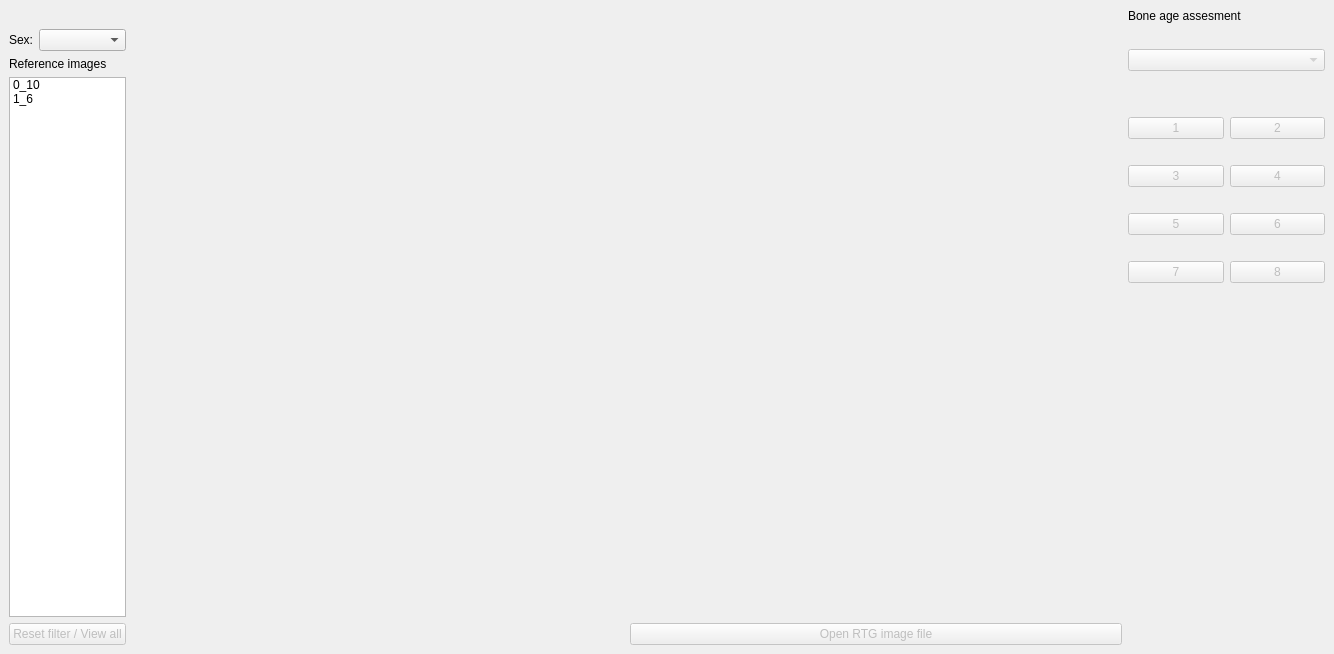
Old version of the form mainwindow.ui in the repository frenzymadness/BiologicalAge.
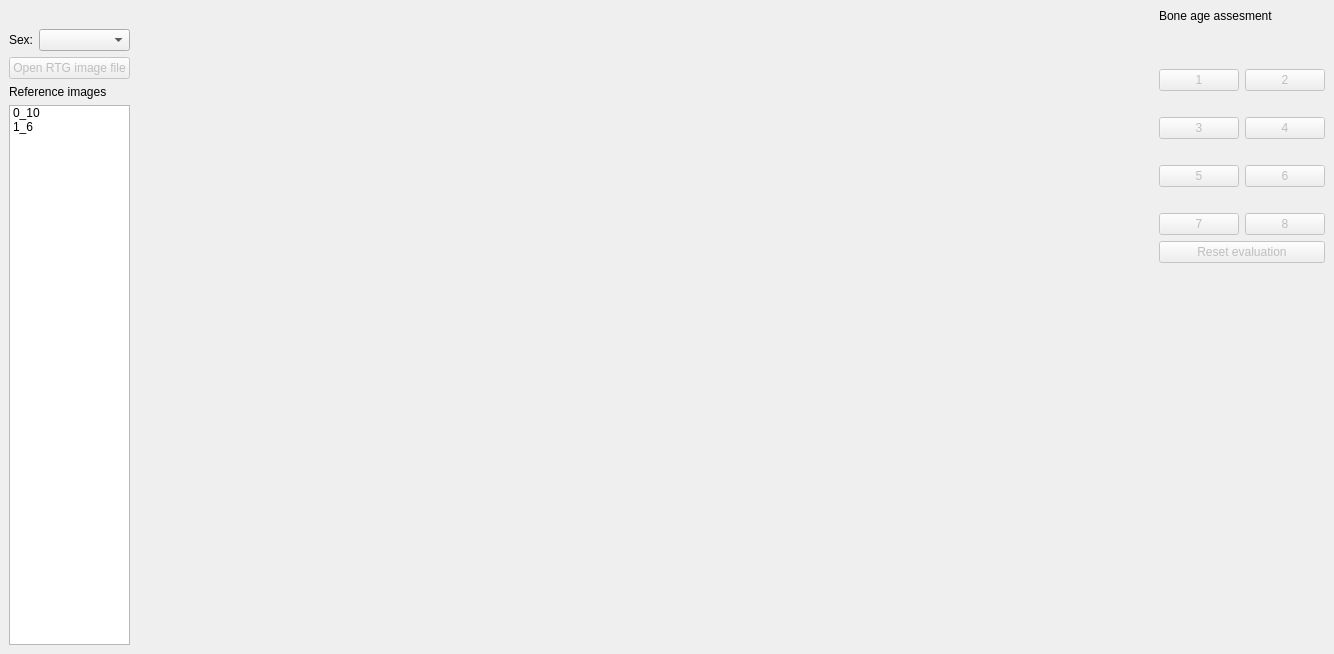
New version of the form. Icons and pictures are not drawn.

Commit message: Refractoring: Open file button moved All questions answered by buttons in grid No more disable all inputs function

Patch:
```diff
--- a/mainwindow.ui
+++ b/mainwindow.ui
@@ -20,7 +20,7 @@
      <verstretch>0</verstretch>
     </sizepolicy>
    </property>
-   <layout class="QHBoxLayout" name="horizontalLayout_2" stretch="1,5,5,2">
+   <layout class="QHBoxLayout" name="horizontalLayout_2" stretch="1,5,5,1">
     <item>
      <layout class="QVBoxLayout" name="verticalLayout_2">
       <item>
@@ -66,6 +66,16 @@
       </item>
       <item>
        <layout class="QVBoxLayout" name="verticalLayout">
+        <item>
+         <widget class="QPushButton" name="openFileButton">
+          <property name="enabled">
+           <bool>false</bool>
+          </property>
+          <property name="text">
+           <string>Open RTG image file</string>
+          </property>
+         </widget>
+        </item>
         <item>
          <widget class="QLabel" name="reflabel">
           <property name="text">
@@ -87,16 +97,6 @@
           </item>
          </widget>
         </item>
-        <item>
-         <widget class="QPushButton" name="resetFilter">
-          <property name="enabled">
-           <bool>false</bool>
-          </property>
-          <property name="text">
-           <string>Reset filter / View all</string>
-          </property>
-         </widget>
-        </item>
        </layout>
       </item>
      </layout>
@@ -115,25 +115,11 @@
      </widget>
     </item>
     <item>
-     <layout class="QVBoxLayout" name="verticalLayout_3">
-      <item>
-       <widget class="QLabel" name="rtgImgLabel">
-        <property name="text">
-         <string/>
-        </property>
-       </widget>
-      </item>
-      <item>
-       <widget class="QPushButton" name="openFileButton">
-        <property name="enabled">
-         <bool>false</bool>
-        </property>
-        <property name="text">
-         <string>Open RTG image file</string>
-        </property>
-       </widget>
-      </item>
-     </layout>
+     <widget class="QLabel" name="rtgImgLabel">
+      <property name="text">
+       <string/>
+      </property>
+     </widget>
     </item>
     <item>
      <layout class="QVBoxLayout" name="verticalLayout_4">
@@ -145,67 +131,7 @@
        </widget>
       </item>
       <item>
-       <widget class="QLabel" name="numberQuestion">
-        <property name="enabled">
-         <bool>true</bool>
-        </property>
-        <property name="text">
-         <string/>
-        </property>
-       </widget>
-      </item>
-      <item>
-       <widget class="QComboBox" name="numberQuestionCombo">
-        <property name="enabled">
-         <bool>false</bool>
-        </property>
-        <property name="currentIndex">
-         <number>-1</number>
-        </property>
-        <item>
-         <property name="text">
-          <string>0</string>
-         </property>
-        </item>
-        <item>
-         <property name="text">
-          <string>1</string>
-         </property>
-        </item>
-        <item>
-         <property name="text">
-          <string>2</string>
-         </property>
-        </item>
-        <item>
-         <property name="text">
-          <string>3</string>
-         </property>
-        </item>
-        <item>
-         <property name="text">
-          <string>4</string>
-         </property>
-        </item>
-        <item>
-         <property name="text">
-          <string>5</string>
-         </property>
-        </item>
-        <item>
-         <property name="text">
-          <string>6</string>
-         </property>
-        </item>
-        <item>
-         <property name="text">
-          <string>7</string>
-         </property>
-        </item>
-       </widget>
-      </item>
-      <item>
-       <widget class="QLabel" name="imageQuestion">
+       <widget class="QLabel" name="questionLabel">
         <property name="enabled">
          <bool>true</bool>
         </property>
@@ -402,6 +328,16 @@
         </item>
        </layout>
       </item>
+      <item>
+       <widget class="QPushButton" name="resetEvaluation">
+        <property name="enabled">
+         <bool>false</bool>
+        </property>
+        <property name="text">
+         <string>Reset evaluation</string>
+        </property>
+       </widget>
+      </item>
       <item>
        <spacer name="verticalSpacer">
         <property name="orientation">
```
Left out of the diff: 60 changed lines with no effect on the pictures. The commit also changes 3 other files.
